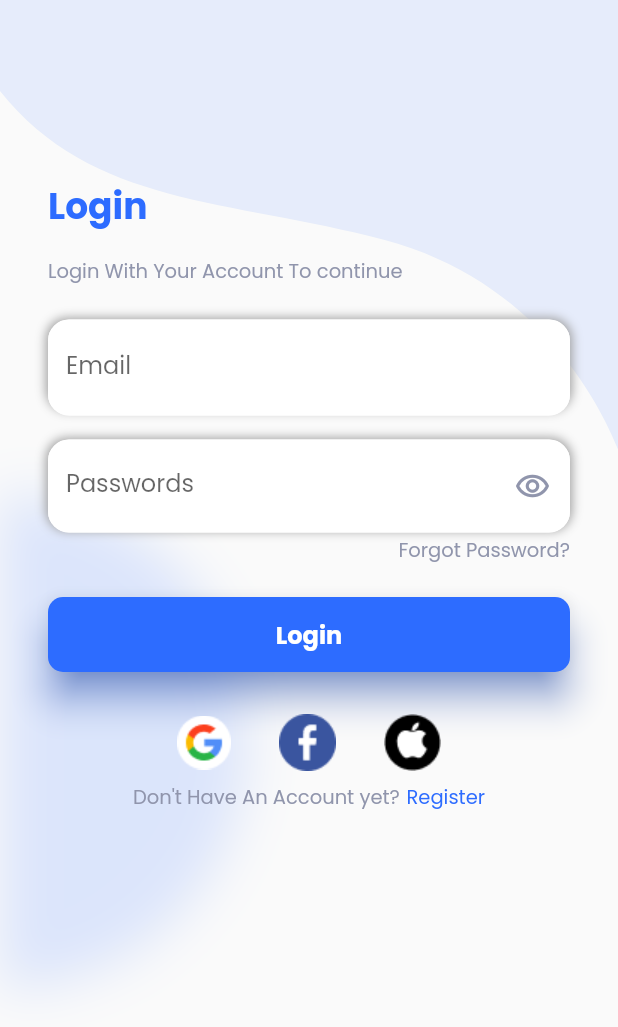
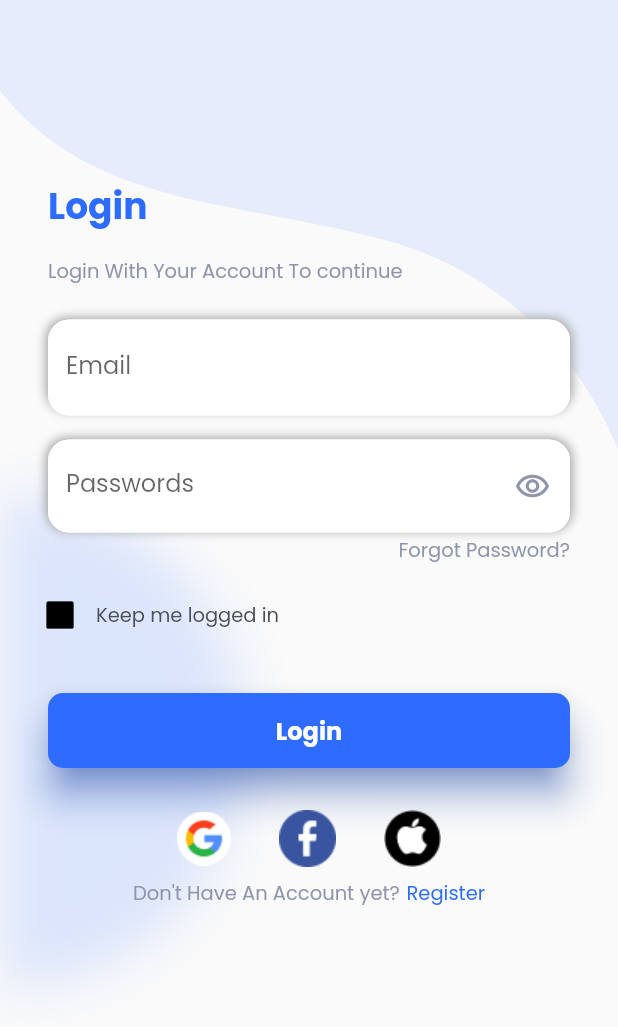
Before and after one commit to mercurystudio99/kalamazoo, a Flutter app: the screen it shows after launch, after a tap on "Get Started", on a phone screen of 412 x 824 dp. Shown: the top 1027 px of the screen. Run offline on Flutter 3.47's test engine with Material 2 defaults, Android fonts, the phone set to English and light mode, and no system bars; our stand-ins replace badges, carousel_slider, cloud_firestore, firebase_auth, firebase_core, firebase_storage and 6 more; missing offline and left inert: email_otp, flutter_facebook_auth; accounts and stored records are empty; generated files the repository leaves out were written again.

Commit message:
update keep logged in feature

```diff
--- a/lib/main.dart
+++ b/lib/main.dart
@@ -1,9 +1,11 @@
 import 'package:flutter/material.dart';
 import 'package:google_fonts/google_fonts.dart';
 import 'package:firebase_core/firebase_core.dart';
+import 'package:shared_preferences/shared_preferences.dart';
 import 'firebase_options.dart';
 
 import 'package:kalamazoo/utils/color.dart';
+import 'package:kalamazoo/utils/globals.dart' as global;
 import 'package:kalamazoo/screen/home_screen.dart';
 import 'package:kalamazoo/screen/notification_screen.dart';
 import 'package:kalamazoo/screen/subscription_screen.dart';
@@ -41,6 +43,10 @@ void main() async {
   await Firebase.initializeApp(
     options: DefaultFirebaseOptions.currentPlatform,
   );
+  final SharedPreferences prefs = await SharedPreferences.getInstance();
+  String? isLogged = prefs.getString('credential');
+  isLogged ??= '';
+  global.userEmail = isLogged;
   runApp(MyApp());
 }
 
--- a/lib/screen/login_screen.dart
+++ b/lib/screen/login_screen.dart
@@ -1,4 +1,5 @@
 import 'package:flutter/material.dart';
+import 'package:shared_preferences/shared_preferences.dart';
 import 'package:flutter/gestures.dart';
 import 'package:google_fonts/google_fonts.dart';
 import 'package:flutter_svg/flutter_svg.dart';
@@ -6,6 +7,7 @@ import 'package:kalamazoo/utils/util.dart';
 import 'package:kalamazoo/utils/navigation_router.dart';
 import 'package:kalamazoo/utils/color.dart';
 import 'package:kalamazoo/utils/authentication.dart';
+import 'package:kalamazoo/utils/globals.dart' as global;
 import 'package:kalamazoo/models/app_model.dart';
 
 class LoginScreen extends StatefulWidget {
@@ -16,6 +18,7 @@ class LoginScreen extends StatefulWidget {
 }
 
 class _LoginScreenState extends State<LoginScreen> {
+  final Future<SharedPreferences> _prefs = SharedPreferences.getInstance();
   final _formKey = GlobalKey<FormState>();
   final _scaffoldKey = GlobalKey<ScaffoldState>();
   final _emailController = TextEditingController();
@@ -25,6 +28,7 @@ class _LoginScreenState extends State<LoginScreen> {
   final FocusNode _focusPass = FocusNode();
 
   bool _obscureText = true;
+  bool _isChecked = false;
 
   @override
   void initState() {
@@ -43,6 +47,11 @@ class _LoginScreenState extends State<LoginScreen> {
     setState(() {
       _obscureText = !_obscureText;
     });
+  }
+
+  Future<void> _setCredential() async {
+    final SharedPreferences prefs = await _prefs;
+    prefs.setString('credential', global.userEmail).then((bool success) {});
   }
 
   String? _validatePassword(String value) {
@@ -251,6 +260,40 @@ class _LoginScreenState extends State<LoginScreen> {
                     ),
                     Padding(
                       padding: const EdgeInsets.symmetric(
+                          vertical: 8, horizontal: Util.mainPadding * 0.5),
+                      child: Row(children: [
+                        Checkbox(
+                          checkColor: Colors.white,
+                          fillColor: MaterialStateProperty.resolveWith<Color>(
+                              (Set<MaterialState> states) {
+                            if (states.contains(MaterialState.disabled)) {
+                              return Colors.black.withOpacity(.32);
+                            }
+                            return Colors.black;
+                          }),
+                          value: _isChecked,
+                          onChanged: (bool? value) {
+                            setState(() {
+                              _isChecked = value!;
+                            });
+                          },
+                        ),
+                        Column(
+                          mainAxisAlignment: MainAxisAlignment.start,
+                          crossAxisAlignment: CrossAxisAlignment.start,
+                          children: [
+                            Text(
+                              'Keep me logged in',
+                              style: GoogleFonts.poppins(
+                                  color: CustomColor.textHeadColor,
+                                  fontSize: Util.descriptionSize),
+                            )
+                          ],
+                        )
+                      ]),
+                    ),
+                    Padding(
+                      padding: const EdgeInsets.symmetric(
                           vertical: 20.0, horizontal: Util.mainPadding),
                       child: SizedBox(
                           height: 50, //height of button
@@ -281,7 +324,7 @@ class _LoginScreenState extends State<LoginScreen> {
                                     email: _emailController.text.trim(),
                                     password: _passController.text.trim(),
                                     onSuccess: () {
-                                      // Go to Home
+                                      if (_isChecked) _setCredential();
                                       NavigationRouter.switchToHome(context);
                                     },
                                     onError: (String text) {
--- a/lib/screen/splash_screen.dart
+++ b/lib/screen/splash_screen.dart
@@ -1,6 +1,6 @@
 import 'dart:async';
 import 'package:flutter/material.dart';
-import 'package:flutter_svg/flutter_svg.dart';
+import 'package:kalamazoo/utils/globals.dart' as global;
 import 'package:kalamazoo/utils/navigation_router.dart';
 import 'package:kalamazoo/utils/util.dart';
 import 'package:kalamazoo/utils/color.dart';
@@ -16,8 +16,13 @@ class _SplashScreenState extends State<SplashScreen> {
   @override
   void initState() {
     super.initState();
-    Timer(const Duration(seconds: 3),
-        () => NavigationRouter.switchToStart(context));
+    if (global.userEmail.isNotEmpty) {
+      Timer(const Duration(seconds: 3),
+          () => NavigationRouter.switchToHome(context));
+    } else {
+      Timer(const Duration(seconds: 3),
+          () => NavigationRouter.switchToStart(context));
+    }
   }
 
   @override
--- a/pubspec.yaml
+++ b/pubspec.yaml
@@ -51,6 +51,7 @@ dependencies:
   email_otp: ^2.0.1
   google_sign_in: ^5.0.0
   flutter_facebook_auth: ^4.4.0
+  shared_preferences: ^2.2.0
 
 dev_dependencies:
   flutter_test:
```
Also changed, not shown: lib/screen/home_screen.dart (+8 -0 lines), pubspec.lock, 1 other file.
